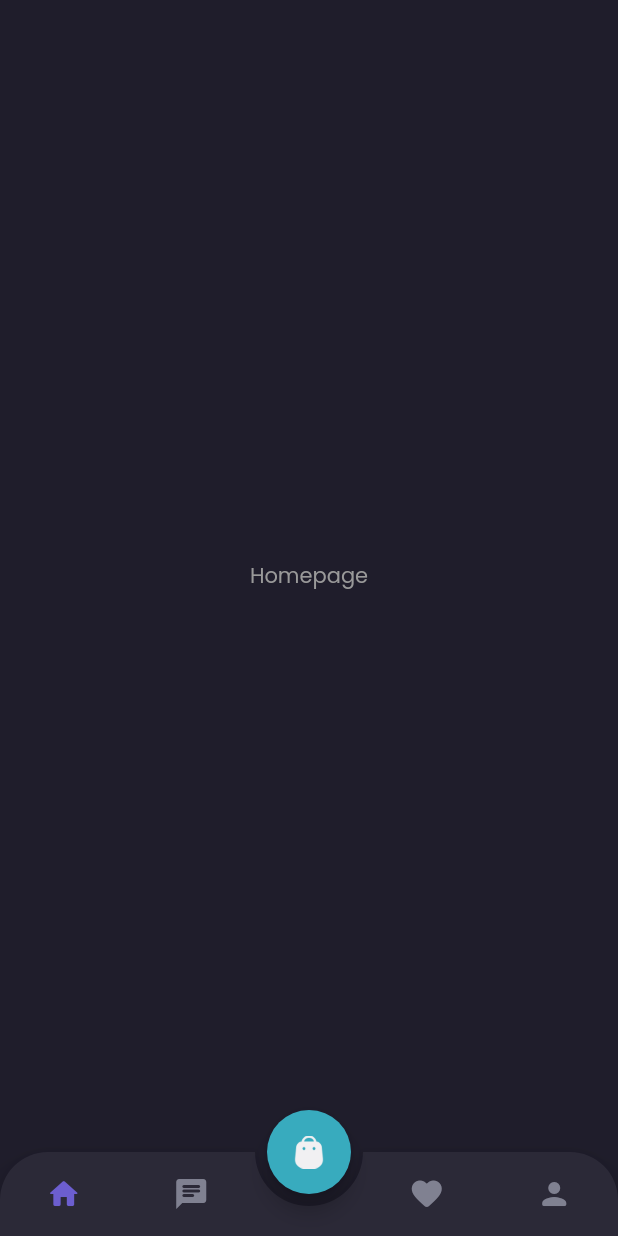
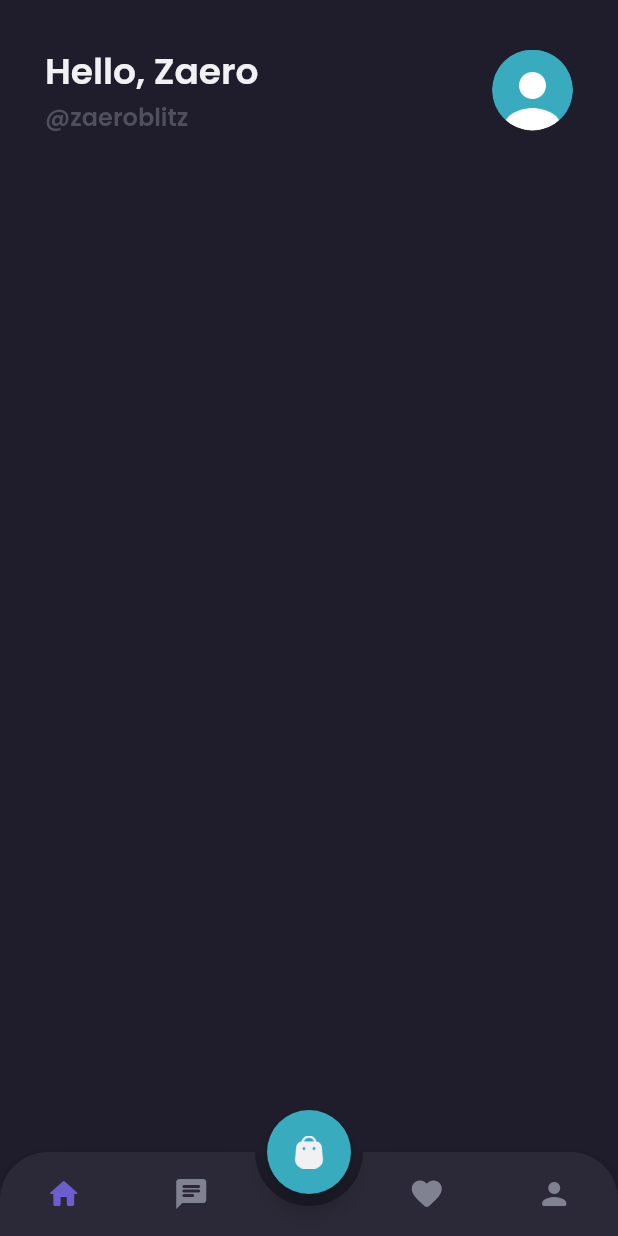
Before and after one commit to zaeroblitz/shamo-app, a Flutter app: the MainPage screen opened by its route, on a phone screen of 412 x 824 dp. Run offline on Flutter 3.47's test engine with Material 2 defaults, Android fonts, the phone set to English and light mode, and no system bars; drawn by our look-alikes of animated_bottom_navigation_bar; our stand-ins replace google_fonts.

Commit message:
Add Header Homepage

```diff
--- a/lib/pages/home/home_page.dart
+++ b/lib/pages/home/home_page.dart
@@ -2,13 +2,55 @@ import 'package:flutter/material.dart';
 import 'package:shamo/theme.dart';
 
 class HomePage extends StatelessWidget {
-  @override
-  Widget build(BuildContext context) {
-    return Center(
-      child: Text(
-        'Homepage',
-        style: secondaryTextStyle,
+  Widget header() {
+    return Container(
+      margin: EdgeInsets.only(
+        top: 30,
+      ),
+      child: Row(
+        children: [
+          Expanded(
+            child: Column(
+              crossAxisAlignment: CrossAxisAlignment.start,
+              children: [
+                Text(
+                  'Hello, Zaero',
+                  style: primaryTextStyle.copyWith(
+                    fontSize: 24,
+                    fontWeight: semiBold,
+                  ),
+                ),
+                Text(
+                  '@zaeroblitz',
+                  style: subtitleTextStyle.copyWith(
+                    fontSize: 16,
+                    fontWeight: semiBold,
+                  ),
+                ),
+              ],
+            ),
+          ),
+          Container(
+            width: 54,
+            height: 54,
+            decoration: BoxDecoration(
+              shape: BoxShape.circle,
+              image: DecorationImage(
+                image: AssetImage('assets/image_profile.png'),
+              ),
+            ),
+          ),
+        ],
       ),
     );
   }
+
+  @override
+  Widget build(BuildContext context) {
+    return ListView(
+      children: [
+        header(),
+      ],
+    );
+  }
 }
```
